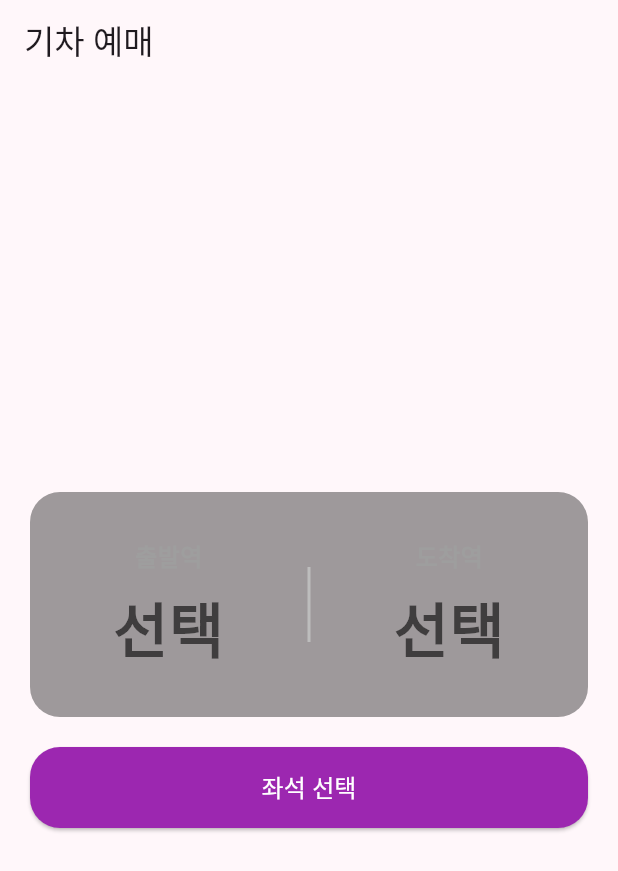
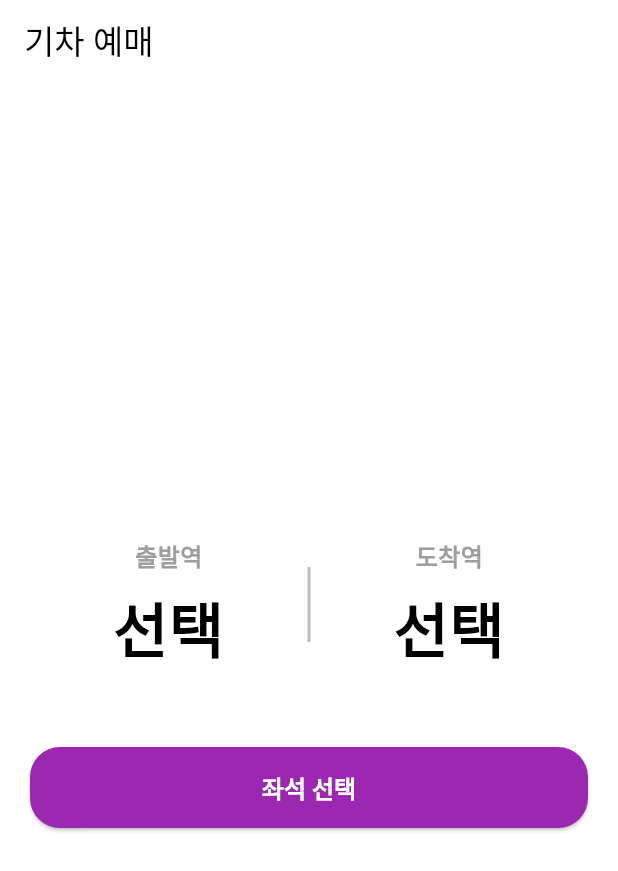
Before and after one commit to JinseongMOK/Flutter_Train_App, a Flutter app: the screen it shows after launch, on a phone screen of 412 x 824 dp. Shown: the top 871 px of the screen. Run offline on Flutter 3.47's test engine with Material 3 defaults, Android fonts, the phone set to English and light mode, and no system bars.

Commit message:
theme - elevatedButton 테마 수정

```diff
--- a/lib/theme.dart
+++ b/lib/theme.dart
@@ -5,17 +5,24 @@ final lightTheme = ThemeData(
     seedColor: Colors.purple,
     brightness: Brightness.light,
   ),
-  dividerColor: Colors.black38,
+  scaffoldBackgroundColor: Colors.white,
+  dividerColor: Colors.white38,
   highlightColor: Colors.purple,
-  sliderTheme: SliderThemeData(
-    thumbColor: Colors.pinkAccent,
-    activeTrackColor: Colors.black38,
-    inactiveTickMarkColor: Colors.black38,
-    trackHeight: 1,
+  primaryColor: Colors.white,
+  hintColor: Colors.black,
+  cardColor: Colors.grey[300],
+  appBarTheme: AppBarTheme(
+    backgroundColor: Colors.white,
+    foregroundColor: Colors.black,
   ),
   elevatedButtonTheme: ElevatedButtonThemeData(
     style: ButtonStyle(
-      shape: WidgetStatePropertyAll(RoundedRectangleBorder()),
+      textStyle: WidgetStatePropertyAll(
+        TextStyle(fontSize: 18, fontWeight: FontWeight.bold),
+      ),
+      shape: WidgetStatePropertyAll(RoundedRectangleBorder(
+        borderRadius: BorderRadius.circular(20),
+      )),
       backgroundColor: WidgetStatePropertyAll(Colors.purple),
       foregroundColor: WidgetStatePropertyAll(Colors.white),
     ),
@@ -24,21 +31,28 @@ final lightTheme = ThemeData(
 
 final dartTheme = ThemeData(
   colorScheme: ColorScheme.fromSeed(
-    seedColor: Colors.pinkAccent,
+    seedColor: Colors.purple,
     brightness: Brightness.dark,
   ),
-  dividerColor: Colors.white38,
-  highlightColor: Colors.pinkAccent,
-  sliderTheme: SliderThemeData(
-    thumbColor: Colors.pinkAccent,
-    activeTrackColor: Colors.white38,
-    inactiveTickMarkColor: Colors.white38,
-    trackHeight: 1,
+  scaffoldBackgroundColor: Colors.black,
+  dividerColor: Colors.grey[800],
+  highlightColor: Colors.purple,
+  primaryColor: Colors.black,
+  hintColor: Colors.white,
+  cardColor: Colors.grey[500],
+  appBarTheme: AppBarTheme(
+    backgroundColor: Colors.black,
+    foregroundColor: Colors.white,
   ),
   elevatedButtonTheme: ElevatedButtonThemeData(
     style: ButtonStyle(
-      shape: WidgetStatePropertyAll(RoundedRectangleBorder()),
-      backgroundColor: WidgetStatePropertyAll(Colors.pinkAccent),
+      textStyle: WidgetStatePropertyAll(
+        TextStyle(fontSize: 18, fontWeight: FontWeight.bold),
+      ),
+      shape: WidgetStatePropertyAll(RoundedRectangleBorder(
+        borderRadius: BorderRadius.circular(20),
+      )),
+      backgroundColor: WidgetStatePropertyAll(Colors.purple),
       foregroundColor: WidgetStatePropertyAll(Colors.white),
     ),
   ),
```
